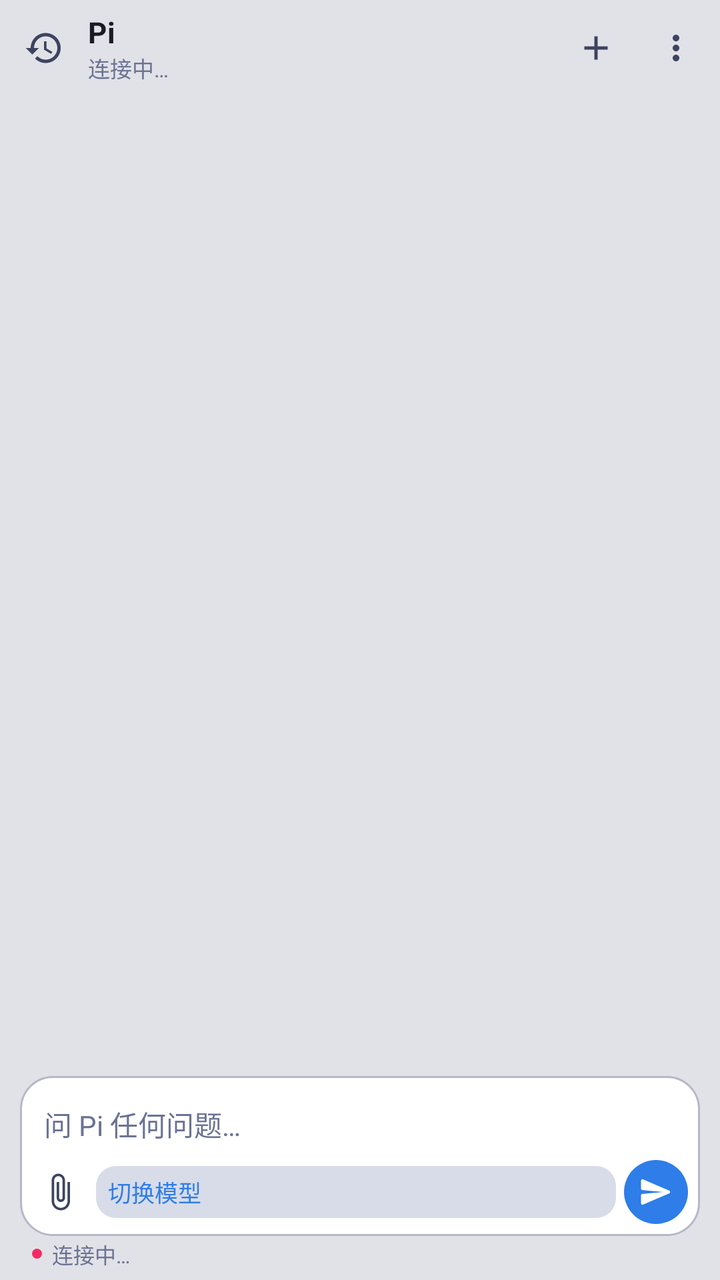
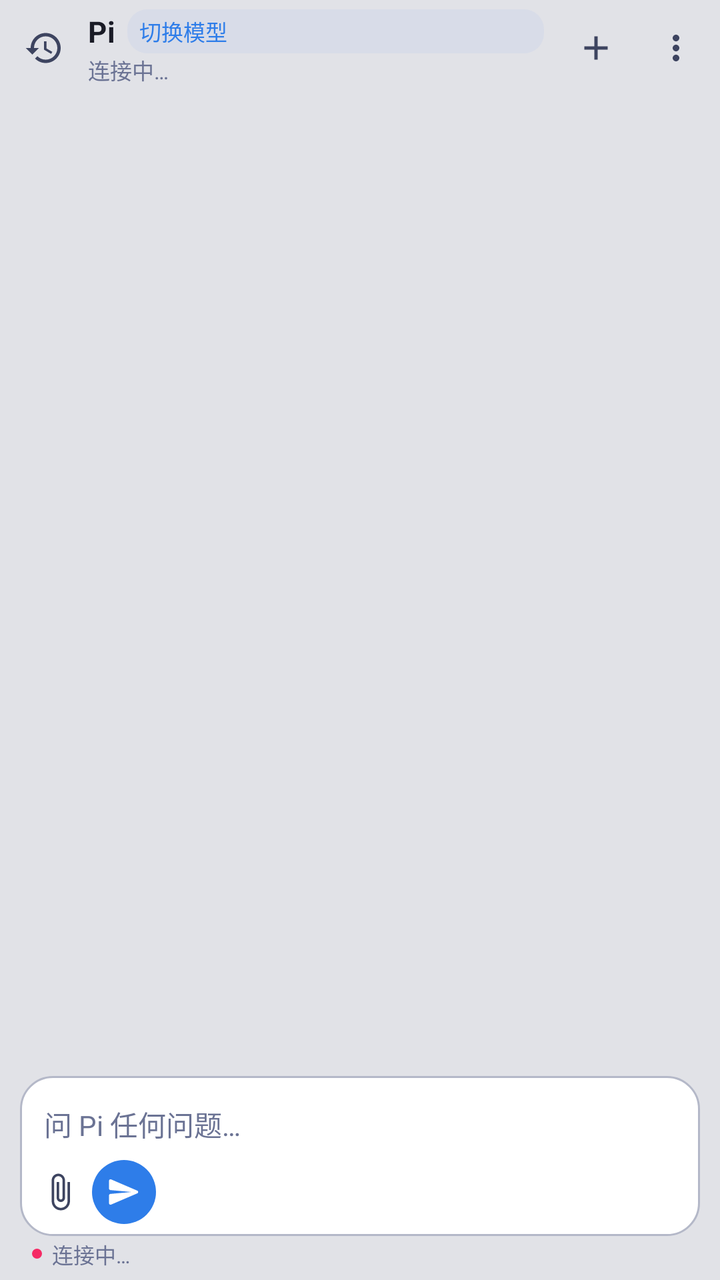

The first picture is an Android layout as it rendered before a commit; the second is the same layout after the commit. The layout source and the unified diff follow.
<!-- AndroidManifest.xml: application theme AppTheme -->
<!-- res/layout/activity_main.xml -->
<?xml version="1.0" encoding="utf-8"?>
<LinearLayout xmlns:android="http://schemas.android.com/apk/res/android"
    android:id="@+id/root"
    android:layout_width="match_parent"
    android:layout_height="match_parent"
    android:background="@color/bg_base"
    android:orientation="vertical">

    
    <LinearLayout
        android:id="@+id/top_bar"
        android:layout_width="match_parent"
        android:layout_height="wrap_content"
        android:background="@color/bg_base"
        android:orientation="vertical"
        android:paddingBottom="2dp">

        <LinearLayout
            android:id="@+id/toolbar_row"
            android:layout_width="match_parent"
            android:layout_height="48dp"
            android:gravity="center_vertical"
            android:orientation="horizontal"
            android:paddingStart="2dp"
            android:paddingEnd="2dp">

            <ImageButton
                android:id="@+id/btn_sessions"
                android:layout_width="40dp"
                android:layout_height="40dp"
                android:background="?attr/selectableItemBackgroundBorderless"
                android:contentDescription="@string/action_sessions"
                android:padding="10dp"
                android:scaleType="centerInside"
                android:src="@drawable/ic_history"
                android:tint="@color/text_secondary" />

            <LinearLayout
                android:layout_width="0dp"
                android:layout_height="wrap_content"
                android:layout_marginStart="2dp"
                android:layout_weight="1"
                android:orientation="vertical"
                android:paddingEnd="6dp">

                <TextView
                    android:id="@+id/session_title"
                    style="@style/ToolbarTitle"
                    android:layout_width="match_parent"
                    android:layout_height="wrap_content"
                    android:text="@string/app_name" />

                <TextView
                    android:id="@+id/session_meta"
                    style="@style/MonoMetaText.Line"
                    android:layout_width="match_parent"
                    android:layout_height="wrap_content"
                    android:ellipsize="middle"
                    android:maxLines="1"
                    android:text="@string/status_connecting"
                    android:textColor="@color/text_muted"
                    android:textSize="11sp" />
            </LinearLayout>

            <TextView
                android:id="@+id/diff_badge"
                style="@style/MonoMetaText.Line"
                android:layout_width="wrap_content"
                android:layout_height="wrap_content"
                android:layout_marginEnd="2dp"
                android:background="@drawable/bg_diff_badge"
                android:paddingStart="7dp"
                android:paddingTop="3dp"
                android:paddingEnd="7dp"
                android:paddingBottom="3dp"
                android:textSize="10.5sp"
                android:visibility="gone" />

            <ImageButton
                android:id="@+id/btn_new_session"
                android:layout_width="40dp"
                android:layout_height="40dp"
                android:background="?attr/selectableItemBackgroundBorderless"
                android:contentDescription="@string/action_new_session"
                android:padding="10dp"
                android:scaleType="centerInside"
                android:src="@drawable/ic_add"
                android:tint="@color/text_secondary" />

            <ImageButton
                android:id="@+id/btn_overflow"
                android:layout_width="40dp"
                android:layout_height="40dp"
                android:background="?attr/selectableItemBackgroundBorderless"
                android:contentDescription="@string/action_more"
                android:padding="10dp"
                android:scaleType="centerInside"
                android:src="@drawable/ic_more_vert"
                android:tint="@color/text_secondary" />
        </LinearLayout>
    </LinearLayout>

    <LinearLayout
        android:id="@+id/reconnect_banner"
        android:layout_width="match_parent"
        android:layout_height="wrap_content"
        android:layout_marginStart="12dp"
        android:layout_marginTop="4dp"
        android:layout_marginEnd="12dp"
        android:layout_marginBottom="2dp"
        android:background="@drawable/bg_notice_card"
        android:orientation="horizontal"
        android:visibility="gone">

        <View
            android:id="@+id/reconnect_accent"
            android:layout_width="3dp"
            android:layout_height="match_parent"
            android:background="@color/notice_error" />

        <LinearLayout
            android:layout_width="0dp"
            android:layout_height="wrap_content"
            android:layout_weight="1"
            android:orientation="vertical"
            android:paddingStart="10dp"
            android:paddingTop="8dp"
            android:paddingEnd="8dp"
            android:paddingBottom="8dp">

            <LinearLayout
                android:layout_width="match_parent"
                android:layout_height="wrap_content"
                android:gravity="center_vertical"
                android:orientation="horizontal">

                <TextView
                    android:id="@+id/reconnect_icon"
                    style="@style/MonoMetaText.Line"
                    android:layout_width="18dp"
                    android:layout_height="wrap_content"
                    android:gravity="center"
                    android:text="!"
                    android:textColor="@color/notice_error"
                    android:textSize="12sp"
                    android:textStyle="bold" />

                <TextView
                    android:id="@+id/reconnect_title"
                    android:layout_width="0dp"
                    android:layout_height="wrap_content"
                    android:layout_marginStart="6dp"
                    android:layout_weight="1"
                    android:text="@string/notice_title_connector"
                    android:textColor="@color/text_primary"
                    android:textSize="13sp"
                    android:textStyle="bold" />
            </LinearLayout>

            <TextView
                android:id="@+id/reconnect_text"
                style="@style/MonoMetaText"
                android:layout_width="match_parent"
                android:layout_height="wrap_content"
                android:layout_marginStart="24dp"
                android:layout_marginTop="3dp"
                android:text="@string/reconnect_banner"
                android:textColor="@color/text_secondary"
                android:textSize="11.5sp" />

            <TextView
                android:id="@+id/reconnect_btn"
                style="@style/MonoMetaText.Line"
                android:layout_width="wrap_content"
                android:layout_height="wrap_content"
                android:layout_marginStart="24dp"
                android:layout_marginTop="8dp"
                android:background="@drawable/bg_notice_action"
                android:paddingStart="10dp"
                android:paddingTop="5dp"
                android:paddingEnd="10dp"
                android:paddingBottom="5dp"
                android:text="@string/reconnect_action"
                android:textColor="@color/pi_blue"
                android:textSize="11.5sp" />
        </LinearLayout>
    </LinearLayout>

    <FrameLayout
        android:layout_width="match_parent"
        android:layout_height="0dp"
        android:layout_weight="1">

        <androidx.recyclerview.widget.RecyclerView
            android:id="@+id/messages"
            android:layout_width="match_parent"
            android:layout_height="match_parent"
            android:clipToPadding="false"
            android:overScrollMode="never"
            android:paddingTop="2dp"
            android:paddingBottom="10dp" />

        <ImageButton
            android:id="@+id/scroll_bottom"
            android:layout_width="36dp"
            android:layout_height="36dp"
            android:layout_gravity="bottom|center_horizontal"
            android:layout_marginBottom="8dp"
            android:background="@drawable/bg_scroll_bottom"
            android:contentDescription="@string/scroll_to_bottom"
            android:elevation="2dp"
            android:padding="7dp"
            android:scaleType="centerInside"
            android:src="@drawable/ic_scroll_down"
            android:tint="@color/text_secondary"
            android:visibility="gone" />

        <LinearLayout
            android:id="@+id/empty_state"
            android:layout_width="match_parent"
            android:layout_height="wrap_content"
            android:layout_gravity="center"
            android:gravity="center_horizontal"
            android:orientation="vertical"
            android:paddingStart="32dp"
            android:paddingEnd="32dp"
            android:visibility="gone">

            <ImageView
                android:layout_width="40dp"
                android:layout_height="40dp"
                android:alpha="0.9"
                android:contentDescription="@string/app_name"
                android:src="@drawable/ic_pi_logo" />

            <TextView
                android:id="@+id/empty_title"
                android:layout_width="wrap_content"
                android:layout_height="wrap_content"
                android:layout_marginTop="14dp"
                android:text="@string/empty_title"
                android:textColor="@color/text_primary"
                android:textSize="17sp"
                android:textStyle="bold" />

            <TextView
                android:id="@+id/empty_body"
                android:layout_width="match_parent"
                android:layout_height="wrap_content"
                android:layout_marginTop="6dp"
                android:gravity="center"
                android:lineSpacingMultiplier="1.25"
                android:text="@string/empty_body"
                android:textColor="@color/text_secondary"
                android:textSize="13sp" />

            <com.google.android.material.button.MaterialButton
                android:id="@+id/empty_action"
                style="@style/Widget.Material3.Button.TextButton"
                android:layout_width="wrap_content"
                android:layout_height="wrap_content"
                android:layout_marginTop="8dp"
                android:text="@string/empty_open_settings"
                android:textColor="@color/pi_blue"
                android:visibility="gone" />

            <LinearLayout
                android:id="@+id/suggest_row"
                android:layout_width="match_parent"
                android:layout_height="wrap_content"
                android:layout_marginTop="20dp"
                android:gravity="center"
                android:orientation="vertical" />
        </LinearLayout>
    </FrameLayout>

    <LinearLayout
        android:id="@+id/slash_panel"
        android:layout_width="match_parent"
        android:layout_height="wrap_content"
        android:background="@drawable/bg_slash_panel"
        android:elevation="2dp"
        android:orientation="vertical"
        android:paddingTop="4dp"
        android:paddingBottom="2dp"
        android:visibility="gone">

        <TextView
            android:layout_width="match_parent"
            android:layout_height="wrap_content"
            android:paddingStart="14dp"
            android:paddingEnd="14dp"
            android:paddingBottom="2dp"
            android:text="@string/slash_hint_title"
            android:textColor="@color/text_muted"
            android:textSize="11sp" />

        <androidx.recyclerview.widget.RecyclerView
            android:id="@+id/slash_list"
            android:layout_width="match_parent"
            android:layout_height="wrap_content"
            android:nestedScrollingEnabled="false"
            android:overScrollMode="never" />
    </LinearLayout>

    
    <LinearLayout
        android:id="@+id/actions"
        android:layout_width="match_parent"
        android:layout_height="wrap_content"
        android:layout_marginStart="10dp"
        android:layout_marginEnd="10dp"
        android:layout_marginBottom="6dp"
        android:background="@drawable/bg_approval_card"
        android:orientation="vertical"
        android:paddingStart="12dp"
        android:paddingTop="10dp"
        android:paddingEnd="12dp"
        android:paddingBottom="10dp"
        android:visibility="gone">

        <TextView
            android:id="@+id/actions_title"
            android:layout_width="match_parent"
            android:layout_height="wrap_content"
            android:textColor="@color/pi_amber"
            android:textSize="13sp"
            android:textStyle="bold" />

        <TextView
            android:id="@+id/actions_body"
            style="@style/MonoMetaText"
            android:layout_width="match_parent"
            android:layout_height="wrap_content"
            android:layout_marginTop="6dp"
            android:background="@drawable/bg_tool_output"
            android:maxLines="8"
            android:padding="8dp"
            android:scrollHorizontally="false"
            android:textColor="@color/text_secondary"
            android:textIsSelectable="true"
            android:textSize="11.5sp"
            android:visibility="gone" />

        <EditText
            android:id="@+id/actions_input"
            android:layout_width="match_parent"
            android:layout_height="wrap_content"
            android:layout_marginTop="6dp"
            android:background="@drawable/bg_composer"
            android:hint=""
            android:maxLines="5"
            android:padding="10dp"
            android:scrollHorizontally="false"
            android:textColor="@color/text_primary"
            android:textColorHint="@color/text_muted"
            android:textSize="14sp"
            android:visibility="gone" />

        <LinearLayout
            android:id="@+id/actions_buttons"
            android:layout_width="match_parent"
            android:layout_height="wrap_content"
            android:layout_marginTop="8dp"
            android:gravity="end"
            android:orientation="horizontal" />
    </LinearLayout>

    <TextView
        android:id="@+id/generation_status"
        style="@style/MonoMetaText.Line"
        android:layout_width="match_parent"
        android:layout_height="wrap_content"
        android:ellipsize="end"
        android:maxLines="1"
        android:paddingStart="14dp"
        android:paddingTop="1dp"
        android:paddingEnd="14dp"
        android:paddingBottom="1dp"
        android:textColor="@color/text_muted"
        android:textSize="11sp"
        android:visibility="gone" />

    
    <LinearLayout
        android:id="@+id/composer_bar"
        android:layout_width="match_parent"
        android:layout_height="wrap_content"
        android:orientation="vertical"
        android:paddingStart="10dp"
        android:paddingTop="2dp"
        android:paddingEnd="10dp"
        android:paddingBottom="4dp">

        <LinearLayout
            android:layout_width="match_parent"
            android:layout_height="wrap_content"
            android:background="@drawable/bg_composer_card"
            android:orientation="vertical"
            android:paddingStart="2dp"
            android:paddingTop="4dp"
            android:paddingEnd="2dp"
            android:paddingBottom="4dp">

            <HorizontalScrollView
                android:id="@+id/attachment_scroller"
                android:layout_width="match_parent"
                android:layout_height="wrap_content"
                android:layout_marginStart="6dp"
                android:layout_marginEnd="6dp"
                android:layout_marginBottom="2dp"
                android:scrollbars="none"
                android:visibility="gone">

                <LinearLayout
                    android:id="@+id/attachment_row"
                    android:layout_width="wrap_content"
                    android:layout_height="wrap_content"
                    android:orientation="horizontal" />
            </HorizontalScrollView>

            <EditText
                android:id="@+id/composer"
                style="@style/ComposerText"
                android:layout_width="match_parent"
                android:layout_height="wrap_content"
                android:background="@android:color/transparent"
                android:hint="@string/hint_message"
                android:imeOptions="actionNone|flagNoExtractUi"
                android:inputType="textMultiLine|textCapSentences"
                android:maxLines="6"
                android:minHeight="36dp"
                android:paddingStart="10dp"
                android:paddingTop="6dp"
                android:paddingEnd="10dp"
                android:paddingBottom="2dp" />

            
            <LinearLayout
                android:layout_width="match_parent"
                android:layout_height="36dp"
                android:gravity="center_vertical"
                android:orientation="horizontal"
                android:paddingStart="2dp"
                android:paddingEnd="4dp">

                <ImageButton
                    android:id="@+id/btn_attach"
                    android:layout_width="32dp"
                    android:layout_height="32dp"
                    android:background="?attr/selectableItemBackgroundBorderless"
                    android:contentDescription="@string/action_attach"
                    android:padding="6dp"
                    android:scaleType="centerInside"
                    android:src="@drawable/ic_attach"
                    android:tint="@color/text_secondary" />

                <TextView
                    android:id="@+id/model_chip"
                    style="@style/MonoMetaText.Line"
                    android:layout_width="0dp"
                    android:layout_height="26dp"
                    android:layout_marginStart="2dp"
                    android:layout_marginEnd="4dp"
                    android:layout_weight="1"
                    android:background="@drawable/bg_status_chip"
                    android:clickable="true"
                    android:ellipsize="end"
                    android:focusable="true"
                    android:gravity="center_vertical"
                    android:maxLines="1"
                    android:minWidth="36dp"
                    android:paddingStart="6dp"
                    android:paddingEnd="6dp"
                    android:singleLine="true"
                    android:text="@string/action_model"
                    android:textColor="@color/pi_blue"
                    android:textSize="11.5sp" />

                <LinearLayout
                    android:id="@+id/steer_toggle"
                    android:layout_width="wrap_content"
                    android:layout_height="26dp"
                    android:layout_marginEnd="2dp"
                    android:background="@drawable/bg_segmented"
                    android:orientation="horizontal"
                    android:visibility="gone">

                    <TextView
                        android:id="@+id/steer_mode_plan"
                        style="@style/MonoMetaText.Line"
                        android:layout_width="wrap_content"
                        android:layout_height="match_parent"
                        android:gravity="center"
                        android:paddingStart="5dp"
                        android:paddingEnd="5dp"
                        android:text="@string/composer_plan"
                        android:textColor="@color/text_muted"
                        android:textSize="10sp" />

                    <TextView
                        android:id="@+id/steer_mode_steer"
                        style="@style/MonoMetaText.Line"
                        android:layout_width="wrap_content"
                        android:layout_height="match_parent"
                        android:background="@drawable/bg_segmented_on"
                        android:gravity="center"
                        android:paddingStart="5dp"
                        android:paddingEnd="5dp"
                        android:text="@string/composer_steer"
                        android:textColor="@color/md_theme_onPrimary"
                        android:textSize="10sp" />

                    <TextView
                        android:id="@+id/steer_mode_queue"
                        style="@style/MonoMetaText.Line"
                        android:layout_width="wrap_content"
                        android:layout_height="match_parent"
                        android:gravity="center"
                        android:paddingStart="5dp"
                        android:paddingEnd="5dp"
                        android:text="@string/composer_queue"
                        android:textColor="@color/text_muted"
                        android:textSize="10sp" />
                </LinearLayout>

                <ImageButton
                    android:id="@+id/btn_stop"
                    android:layout_width="32dp"
                    android:layout_height="32dp"
                    android:background="?attr/selectableItemBackgroundBorderless"
                    android:contentDescription="@string/action_stop"
                    android:padding="6dp"
                    android:scaleType="centerInside"
                    android:src="@drawable/ic_stop"
                    android:tint="@color/status_offline"
                    android:visibility="gone" />

                <ImageButton
                    android:id="@+id/send"
                    android:layout_width="32dp"
                    android:layout_height="32dp"
                    android:background="@drawable/bg_send_button"
                    android:contentDescription="@string/action_send"
                    android:padding="7dp"
                    android:scaleType="centerInside"
                    android:src="@drawable/ic_send"
                    android:tint="@color/md_theme_onPrimary" />
            </LinearLayout>
        </LinearLayout>

        
        <LinearLayout
            android:id="@+id/status_footer"
            android:layout_width="match_parent"
            android:layout_height="18dp"
            android:gravity="center_vertical"
            android:orientation="horizontal"
            android:paddingStart="6dp"
            android:paddingTop="0dp"
            android:paddingEnd="6dp"
            android:paddingBottom="0dp">

            <View
                android:id="@+id/status_dot"
                android:layout_width="5dp"
                android:layout_height="5dp"
                android:background="@drawable/ic_status_dot" />

            <TextView
                android:id="@+id/status_text"
                style="@style/MonoMetaText.Line"
                android:layout_width="0dp"
                android:layout_height="wrap_content"
                android:layout_marginStart="5dp"
                android:layout_weight="1"
                android:ellipsize="end"
                android:maxLines="1"
                android:singleLine="true"
                android:text="@string/status_connecting"
                android:textColor="@color/text_muted"
                android:textSize="10.5sp" />

            <TextView
                android:id="@+id/footer_sep"
                style="@style/MonoMetaText.Line"
                android:layout_width="wrap_content"
                android:layout_height="wrap_content"
                android:paddingStart="4dp"
                android:paddingEnd="4dp"
                android:text="·"
                android:textColor="@color/text_faint"
                android:textSize="10.5sp"
                android:visibility="gone" />

            <FrameLayout
                android:id="@+id/context_bar_wrap"
                android:layout_width="28dp"
                android:layout_height="4dp"
                android:layout_marginEnd="4dp"
                android:background="@drawable/bg_context_bar_track"
                android:visibility="gone">

                <View
                    android:id="@+id/context_bar_fill"
                    android:layout_width="0dp"
                    android:layout_height="match_parent"
                    android:background="@drawable/bg_context_bar_fill" />
            </FrameLayout>

            <TextView
                android:id="@+id/footer_stats"
                style="@style/MonoMetaText.Line"
                android:layout_width="wrap_content"
                android:layout_height="wrap_content"
                android:ellipsize="end"
                android:maxLines="1"
                android:maxWidth="160dp"
                android:singleLine="true"
                android:textColor="@color/text_faint"
                android:textSize="10.5sp"
                android:visibility="gone" />
        </LinearLayout>
    </LinearLayout>

    
    <View
        android:id="@+id/status_chip"
        android:layout_width="0dp"
        android:layout_height="0dp"
        android:visibility="gone" />
</LinearLayout>
<!-- resources referenced by this layout -->
<resources>
  <color name="bg_base">#E1E2E7</color>
  <color name="md_theme_onPrimary">#FFFFFF</color>
  <color name="notice_error">#F52A65</color>
  <color name="pi_amber">#B15C00</color>
  <color name="pi_blue">#2E7DE9</color>
  <color name="status_offline">#F52A65</color>
  <color name="text_faint">#949BB8</color>
  <color name="text_muted">#6B7394</color>
  <color name="text_primary">#1A1B26</color>
  <color name="text_secondary">#3D4460</color>
  <!-- drawable bg_diff_badge (drawable) -->
  <?xml version="1.0" encoding="utf-8"?>
  <shape xmlns:android="http://schemas.android.com/apk/res/android"
      android:shape="rectangle">
      <solid android:color="@color/bg_chip" />
      <corners android:radius="6dp" />
  </shape>
  <!-- drawable bg_notice_action (drawable) -->
  <?xml version="1.0" encoding="utf-8"?>
  <shape xmlns:android="http://schemas.android.com/apk/res/android"
      android:shape="rectangle">
      <solid android:color="@color/bg_chip" />
      <corners android:radius="8dp" />
  </shape>
  <!-- drawable bg_segmented (drawable) -->
  <?xml version="1.0" encoding="utf-8"?>
  <shape xmlns:android="http://schemas.android.com/apk/res/android"
      android:shape="rectangle">
      <solid android:color="@color/bg_chip" />
      <corners android:radius="8dp" />
  </shape>
  <!-- drawable bg_status_chip (drawable) -->
  <?xml version="1.0" encoding="utf-8"?>
  <shape xmlns:android="http://schemas.android.com/apk/res/android"
      android:shape="rectangle">
      <solid android:color="@color/bg_chip" />
      <corners android:radius="10dp" />
  </shape>
  <!-- drawable bg_tool_output (drawable) -->
  <?xml version="1.0" encoding="utf-8"?>
  <shape xmlns:android="http://schemas.android.com/apk/res/android"
      android:shape="rectangle">
      <solid android:color="@color/bg_code" />
      <corners android:radius="8dp" />
  </shape>
  <string name="action_attach">添加图片或文件</string>
  <string name="action_model">切换模型</string>
  <string name="action_more">更多</string>
  <string name="action_new_session">新建会话</string>
  <string name="action_send">发送</string>
  <string name="action_sessions">会话列表</string>
  <string name="action_stop">停止</string>
  <string name="app_name">Pi</string>
  <string name="composer_plan">计划</string>
  <string name="composer_queue">排队</string>
  <string name="composer_steer">引导</string>
  <string name="empty_body">连上 Termux 里的连接器后即可开始。</string>
  <string name="empty_open_settings">打开设置</string>
  <string name="empty_title">今天想聊点什么？</string>
  <string name="hint_message">问 Pi 任何问题…</string>
  <string name="notice_title_connector">连接器</string>
  <string name="reconnect_action">重新连接</string>
  <string name="reconnect_banner">连接器未响应，请检查 Termux</string>
  <string name="scroll_to_bottom">回到底部</string>
  <string name="slash_hint_title">命令</string>
  <string name="status_connecting">连接中…</string>
  <style name="MonoMetaText">
          <item name="android:fontFamily">@font/meslo_lgldz_nf_regular</item>
          <item name="android:textSize">11sp</item>
          <item name="android:textColor">@color/text_muted</item>
      </style>
  <style name="MonoMetaText.Line" parent="MonoMetaText">
          <item name="android:maxLines">1</item>
          <item name="android:ellipsize">end</item>
      </style>
  <color name="approval_bg">#FFF4E8</color>
  <color name="approval_border">#B15C00</color>
  <color name="bg_composer">#FFFFFF</color>
  <color name="bg_composer_stroke">#B4B8C8</color>
  <color name="bg_chip">#D8DCE8</color>
  <color name="notice_bg">#EEF0F6</color>
  <color name="pi_blue_press">#1A66D1</color>
  <color name="bg_elevated">#F0F1F5</color>
  <color name="divider">#C4C8DA</color>
  <color name="md_theme_primary">#2E7DE9</color>
  <color name="bg_code">#D0D5E3</color>
  <color name="md_theme_secondary">#5A4A8A</color>
  <color name="md_theme_tertiary">#B15C00</color>
  <!-- unchanged entries left out for length: 22 -->
</resources>

<!-- the commit's change to res/layout/activity_main.xml (unified diff, before → after) -->
@@ -43,12 +43,41 @@
                 android:orientation="vertical"
                 android:paddingEnd="6dp">
 
-                <TextView
-                    android:id="@+id/session_title"
-                    style="@style/ToolbarTitle"
+                <LinearLayout
                     android:layout_width="match_parent"
                     android:layout_height="wrap_content"
-                    android:text="@string/app_name" />
+                    android:gravity="center_vertical"
+                    android:orientation="horizontal">
+
+                    <TextView
+                        android:id="@+id/session_title"
+                        style="@style/ToolbarTitle"
+                        android:layout_width="wrap_content"
+                        android:layout_height="wrap_content"
+                        android:ellipsize="end"
+                        android:maxLines="1"
+                        android:text="@string/app_name" />
+
+                    <TextView
+                        android:id="@+id/model_chip"
+                        style="@style/MonoMetaText.Line"
+                        android:layout_width="0dp"
+                        android:layout_height="22dp"
+                        android:layout_marginStart="6dp"
+                        android:layout_weight="1"
+                        android:background="@drawable/bg_status_chip"
+                        android:clickable="true"
+                        android:ellipsize="end"
+                        android:focusable="true"
+                        android:gravity="center_vertical"
+                        android:maxLines="1"
+                        android:paddingStart="6dp"
+                        android:paddingEnd="6dp"
+                        android:singleLine="true"
+                        android:text="@string/action_model"
+                        android:textColor="@color/pi_blue"
+                        android:textSize="11sp" />
+                </LinearLayout>
 
                 <TextView
                     android:id="@+id/session_meta"
@@ -456,7 +485,7 @@
                     android:tint="@color/text_secondary" />
 
                 <TextView
-                    android:id="@+id/model_chip"
+                    android:id="@+id/cwd_chip"
                     style="@style/MonoMetaText.Line"
                     android:layout_width="0dp"
                     android:layout_height="26dp"
@@ -465,7 +494,7 @@
                     android:layout_weight="1"
                     android:background="@drawable/bg_status_chip"
                     android:clickable="true"
-                    android:ellipsize="end"
+                    android:ellipsize="middle"
                     android:focusable="true"
                     android:gravity="center_vertical"
                     android:maxLines="1"
@@ -473,9 +502,10 @@
                     android:paddingStart="6dp"
                     android:paddingEnd="6dp"
                     android:singleLine="true"
-                    android:text="@string/action_model"
-                    android:textColor="@color/pi_blue"
-                    android:textSize="11.5sp" />
+                    android:text="@string/cwd_chip_placeholder"
+                    android:textColor="@color/text_secondary"
+                    android:textSize="11sp"
+                    android:visibility="gone" />
 
                 <LinearLayout
                     android:id="@+id/steer_toggle"
<!-- resource entries referenced after the edit -->
@@ -56,6 +56,7 @@
   <string name="composer_plan">计划</string>
   <string name="composer_queue">排队</string>
   <string name="composer_steer">引导</string>
+  <string name="cwd_chip_placeholder">工作目录</string>
   <string name="empty_body">连上 Termux 里的连接器后即可开始。</string>
   <string name="empty_open_settings">打开设置</string>
   <string name="empty_title">今天想聊点什么？</string>
